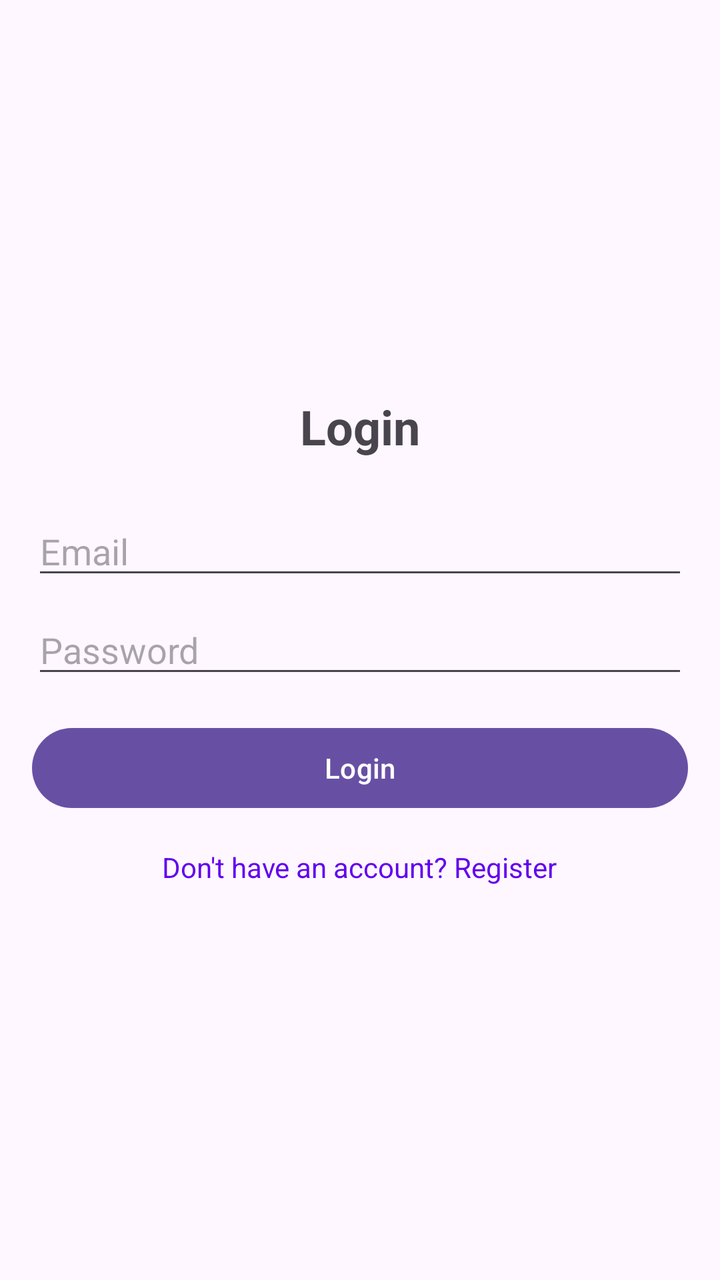
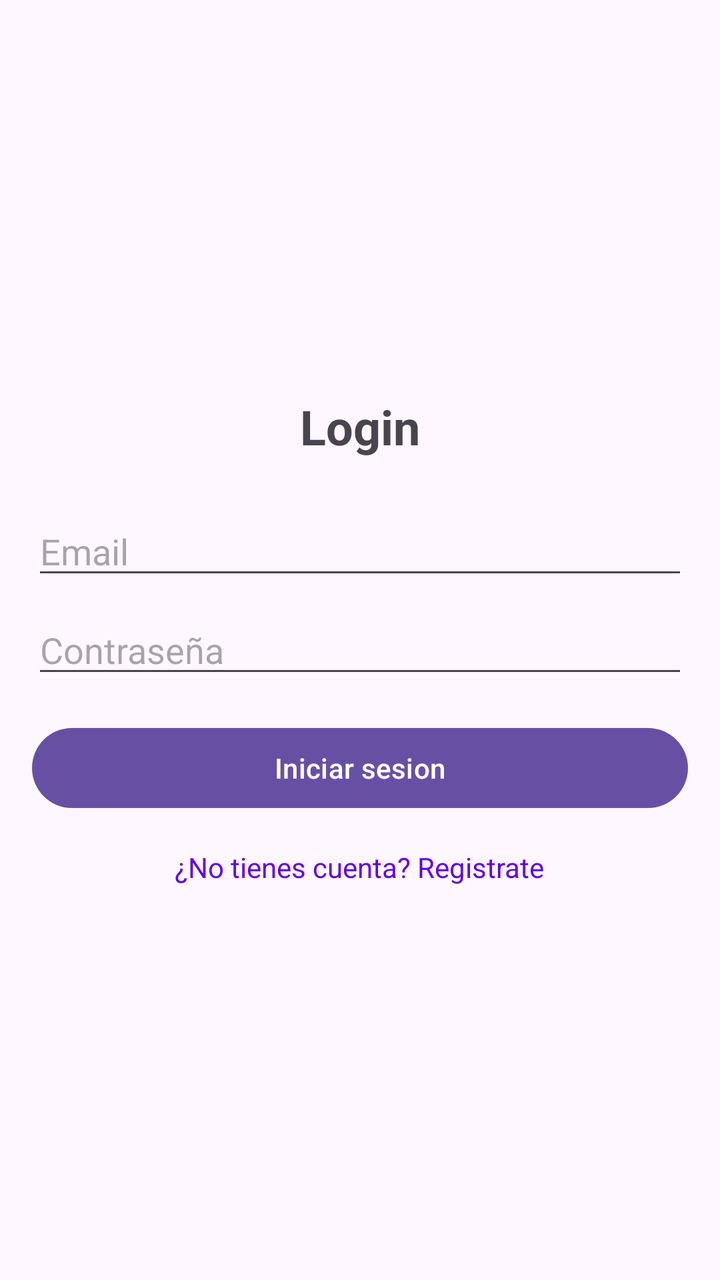

Screens rendered from an Android XML layout before and after an edit, with the pre-edit source and the edit as a unified diff.
<!-- AndroidManifest.xml: application theme Theme.RegistroAsistencia -->
<!-- res/layout/activity_login.xml -->
<?xml version="1.0" encoding="utf-8"?>
<LinearLayout xmlns:android="http://schemas.android.com/apk/res/android"
    android:layout_width="match_parent"
    android:layout_height="match_parent"
    android:orientation="vertical"
    android:padding="16dp"
    android:gravity="center">

    <TextView
        android:layout_width="wrap_content"
        android:layout_height="wrap_content"
        android:text="Login"
        android:textSize="24sp"
        android:textStyle="bold"
        android:layout_marginBottom="24dp"/>

    <EditText
        android:id="@+id/etEmail"
        android:layout_width="match_parent"
        android:layout_height="wrap_content"
        android:hint="Email"
        android:inputType="textEmailAddress"/>

    <EditText
        android:id="@+id/etPassword"
        android:layout_width="match_parent"
        android:layout_height="wrap_content"
        android:hint="Password"
        android:inputType="textPassword"
        android:layout_marginTop="8dp"/>

    <Button
        android:id="@+id/btnLogin"
        android:layout_width="match_parent"
        android:layout_height="wrap_content"
        android:text="Login"
        android:layout_marginTop="16dp"/>

    <TextView
        android:id="@+id/tvRegister"
        android:layout_width="wrap_content"
        android:layout_height="wrap_content"
        android:text="Don't have an account? Register"
        android:layout_marginTop="16dp"
        android:textColor="@color/design_default_color_primary"/>

</LinearLayout>
<!-- resources referenced by this layout -->
<resources>
  <style name="Theme.RegistroAsistencia" parent="Base.Theme.RegistroAsistencia" />
  <style name="Base.Theme.RegistroAsistencia" parent="Theme.Material3.DayNight.NoActionBar">
          
          
      </style>
</resources>

<!-- the commit's change to res/layout/activity_login.xml (unified diff, before → after) -->
@@ -25,23 +25,23 @@
         android:id="@+id/etPassword"
         android:layout_width="match_parent"
         android:layout_height="wrap_content"
-        android:hint="Password"
-        android:inputType="textPassword"
-        android:layout_marginTop="8dp"/>
+        android:layout_marginTop="8dp"
+        android:hint="Contraseña"
+        android:inputType="textPassword" />
 
     <Button
         android:id="@+id/btnLogin"
         android:layout_width="match_parent"
         android:layout_height="wrap_content"
-        android:text="Login"
-        android:layout_marginTop="16dp"/>
+        android:layout_marginTop="16dp"
+        android:text="Iniciar sesion" />
 
     <TextView
         android:id="@+id/tvRegister"
         android:layout_width="wrap_content"
         android:layout_height="wrap_content"
-        android:text="Don't have an account? Register"
         android:layout_marginTop="16dp"
-        android:textColor="@color/design_default_color_primary"/>
+        android:text="¿No tienes cuenta? Registrate"
+        android:textColor="@color/design_default_color_primary" />
 
 </LinearLayout>
